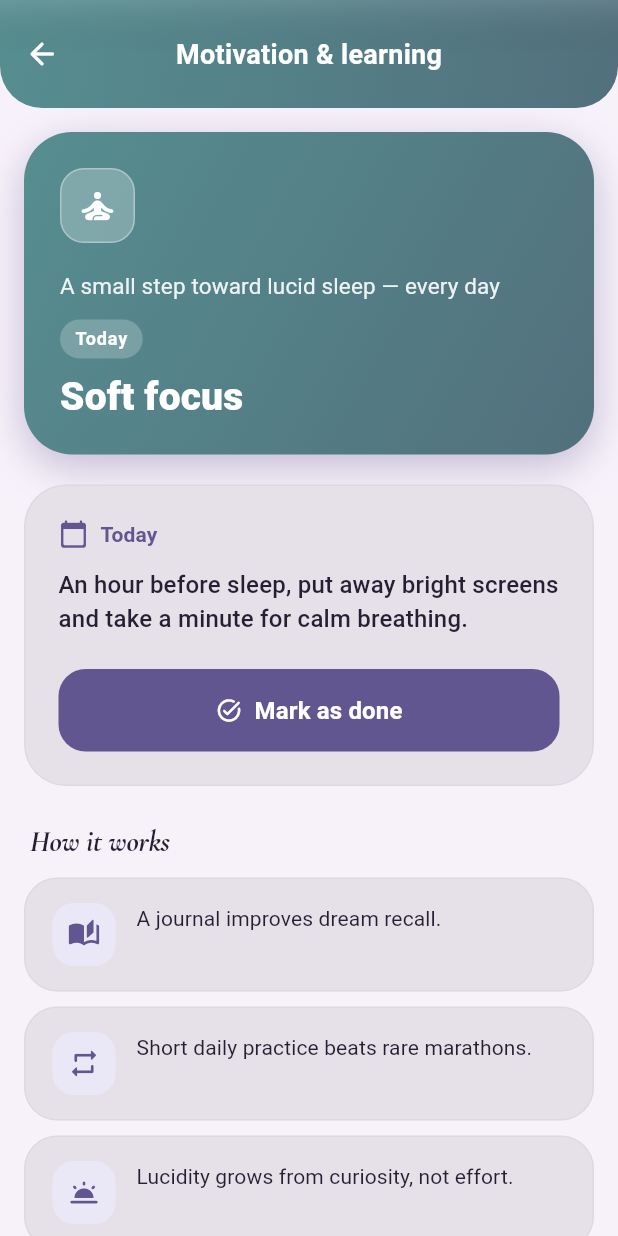
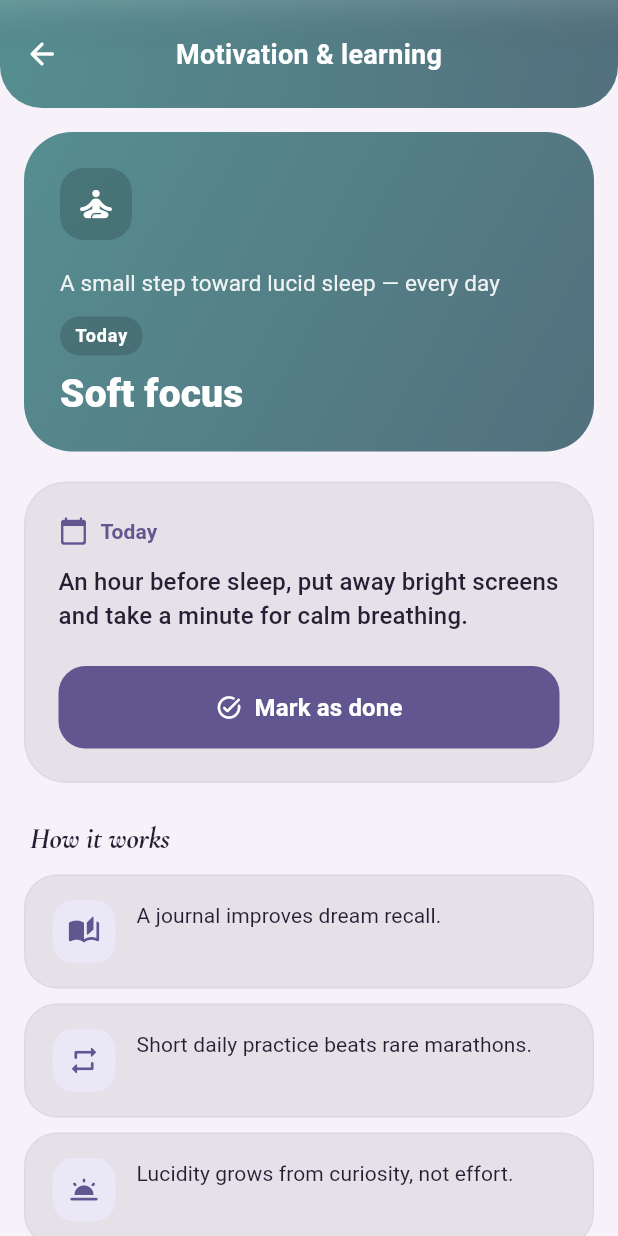
Before and after one commit to wxstdo-boop/Ataraxy, a Flutter app: the DailyGuideScreen screen opened directly with empty values, on a phone screen of 412 x 824 dp. Run offline on Flutter 3.47's test engine with Material 3 defaults, Android fonts, the phone set to English and light mode, and no system bars; our stand-ins replace file_picker, fl_chart, flutter_local_notifications, flutter_markdown_plus, hive, hive_flutter and 7 more; missing offline and left inert: dart:js_interop, file_selector; accounts and stored records are empty.

Commit message:
Polish pass: smooth feed dissolve, kill white stripes, red pin/stars
- Feed: replace the reverse-to-0 fade-through with a dip to 0.55 (never
  blanks), token-guarded against overlapping swaps — records now dissolve
  smoothly on search/category changes with no flash.
- Kill white stripes: daily-guide/tulpa banners use faint black scrims
  instead of frosted white fills + white borders + coloured glow;
  daily_guide_screen header card drops its white tiles and glow shadow.
- Light Grok: cool-grey container ramp instead of the stock beige — the
  beige surfaceContainerHighest was the "блевотный отсвет" on cards.
- Kill content-stretch overscroll: _AppScrollBehavior keeps the rubber-band
  bounce but no-ops buildOverscrollIndicator (was smearing text paragraphs).
- Press feedback: PressScale recoil longer + easeOutBack spring; deeper
  dimple on the notification buttons; streak badge gets the same recoil.
- Entry screen: pin + mood stars are semi-transparent red.
- Home wordmark: drop the trailing dot ("Ataraxy").

analyze clean; 98 tests pass.

Co-authored-by: openhands <openhands@all-hands.dev>

```diff
--- a/lib/app_shell.dart
+++ b/lib/app_shell.dart
@@ -140,14 +140,16 @@ class AppShellState extends State<AppShell> {
       themeAnimationCurve: Curves.easeInOutCubic,
       // Rubber-band "tension" everywhere: swiping past the FIRST tab to the
       // left, past the LAST tab to the right (and pulling any list beyond
-      // its top/bottom edge) stretches smoothly and springs back instead of
-      // hitting a hard wall. This is the iOS-style bounce the user asked
-      // for on the tab edges + vertical overscroll in all sections.
-      scrollBehavior: const MaterialScrollBehavior().copyWith(
-        physics: const BouncingScrollPhysics(
-          parent: AlwaysScrollableScrollPhysics(),
-        ),
-      ),
+      // its top/bottom edge) springs back instead of hitting a hard wall.
+      // This is the iOS-style bounce the user asked for on the tab edges +
+      // vertical overscroll in all sections.
+      //
+      // [_AppScrollBehavior] keeps that bounce but drops Material 3's default
+      // `StretchingOverscrollIndicator`, which literally stretches the scrolled
+      // content — on the reading/editor screens it smeared whole paragraphs
+      // (the "натягивается текст абзацами" jank). The bounce is the wanted
+      // feel; the content stretch is not.
+      scrollBehavior: const _AppScrollBehavior(),
       builder: (context, child) {
         return ListenableBuilder(
           listenable: widget.settingsNotifier,
@@ -207,3 +209,26 @@ class AppShellState extends State<AppShell> {
   );
   }
 }
+
+/// App-wide scroll behavior: the iOS-style rubber-band bounce the user asked
+/// for, with Material 3's content-stretching overscroll indicator removed.
+///
+/// Returning [child] unchanged from [buildOverscrollIndicator] keeps the
+/// bounce physics (from [physics]) but stops the content itself from being
+/// smeared/stretched at the scroll edges — the "текст натягивается" bug on the
+/// reading and editor screens.
+class _AppScrollBehavior extends MaterialScrollBehavior {
+  const _AppScrollBehavior();
+
+  @override
+  ScrollPhysics getScrollPhysics(BuildContext context) =>
+      const BouncingScrollPhysics(parent: AlwaysScrollableScrollPhysics());
+
+  @override
+  Widget buildOverscrollIndicator(
+    BuildContext context,
+    Widget child,
+    ScrollableDetails details,
+  ) =>
+      child;
+}
--- a/lib/screens/daily_guide_screen.dart
+++ b/lib/screens/daily_guide_screen.dart
@@ -245,26 +245,19 @@ class _DailyGuideScreenState extends State<DailyGuideScreen> {
           colors: gradientColors,
         ),
         borderRadius: BorderRadius.circular(32),
-        boxShadow: [
-          BoxShadow(
-            color: (isDream ? scheme.primary : scheme.secondary)
-                .withValues(alpha: 0.35),
-            blurRadius: 24,
-            offset: const Offset(0, 8),
-          ),
-        ],
+        // No coloured glow: the old shadow bled a soft "отсвет" onto the
+        // page that read as a reflection. The gradient holds its own depth.
       ),
       child: Column(
         crossAxisAlignment: CrossAxisAlignment.start,
         children: [
+          // Faint DARK scrim, not the old frosted white fill + white border —
+          // those white overlays were the "белые полосы" on the plate.
           Container(
             padding: const EdgeInsets.all(10),
             decoration: BoxDecoration(
-              color: Colors.white.withValues(alpha: 0.25),
+              color: Colors.black.withValues(alpha: 0.16),
               borderRadius: BorderRadius.circular(16),
-              border: Border.all(
-                color: Colors.white.withValues(alpha: 0.35),
-              ),
             ),
             child: Icon(lesson.icon, color: Colors.white, size: 28),
           ),
@@ -284,7 +277,7 @@ class _DailyGuideScreenState extends State<DailyGuideScreen> {
           Container(
             padding: const EdgeInsets.symmetric(horizontal: 10, vertical: 4),
             decoration: BoxDecoration(
-              color: Colors.white.withValues(alpha: 0.22),
+              color: Colors.black.withValues(alpha: 0.16),
               borderRadius: BorderRadius.circular(20),
             ),
             child: Text(
--- a/lib/screens/settings_screen.dart
+++ b/lib/screens/settings_screen.dart
@@ -335,7 +335,7 @@ class _SettingsScreenState extends State<SettingsScreen> {
               ),
             ),
             child: PressScale(
-              scale: 0.98,
+              scale: 0.96,
               haptic: true,
               child: ListTile(
                 leading: const Icon(Icons.notifications_active_rounded),
@@ -372,7 +372,7 @@ class _SettingsScreenState extends State<SettingsScreen> {
           ),
           const SizedBox(height: 8),
           PressScale(
-            scale: 0.97,
+            scale: 0.95,
             child: OutlinedButton.icon(
               onPressed: () async {
                 final details =
--- a/lib/widgets/press_scale.dart
+++ b/lib/widgets/press_scale.dart
@@ -4,7 +4,7 @@ import 'package:flutter/services.dart';
 /// Extra time the recoil (release) adds on top of the press-in [PressScale.duration].
 /// The dimple lands fast under the finger; the spring back is deliberately much
 /// slower so it settles like a spring instead of snapping ("отдача плавнее").
-const int _kPressRecoilExtraMs = 260;
+const int _kPressRecoilExtraMs = 320;
 
 /// Wraps any tappable child and gives it a smooth "press dimple": while the
 /// finger is held the child eases down to [scale] and springs back on release.
@@ -62,6 +62,8 @@ class _PressScaleState extends State<PressScale> {
         // Asymmetric timing: the dimple snaps in quickly under the finger, but
         // the recoil back to full size is slower and eased out, so the release
         // reads as smooth instead of a hard pop ("отдача уменьшения плавная").
+        // The recoil uses `easeOutBack`, so it springs a hair PAST full size
+        // and settles — the "отдача" the notification buttons asked for.
         // `symmetric` opts out (tests assert one shared duration).
         duration: widget.symmetric
             ? widget.duration
@@ -71,7 +73,7 @@ class _PressScaleState extends State<PressScale> {
                     milliseconds:
                         widget.duration.inMilliseconds + _kPressRecoilExtraMs,
                   )),
-        curve: Curves.easeOutCubic,
+        curve: _pressed ? Curves.easeOutCubic : Curves.easeOutBack,
         child: widget.child,
       ),
     );
```
Also changed, not shown: lib/screens/entry_screen.dart (+7 -2 lines), lib/screens/home_banners.dart (+12 -47 lines), lib/screens/home_screen.dart (+37 -17 lines), lib/theme/app_theme.dart (+8 -1 lines), lib/widgets/streak_badge.dart (+10 -1 lines), 1 other file.
